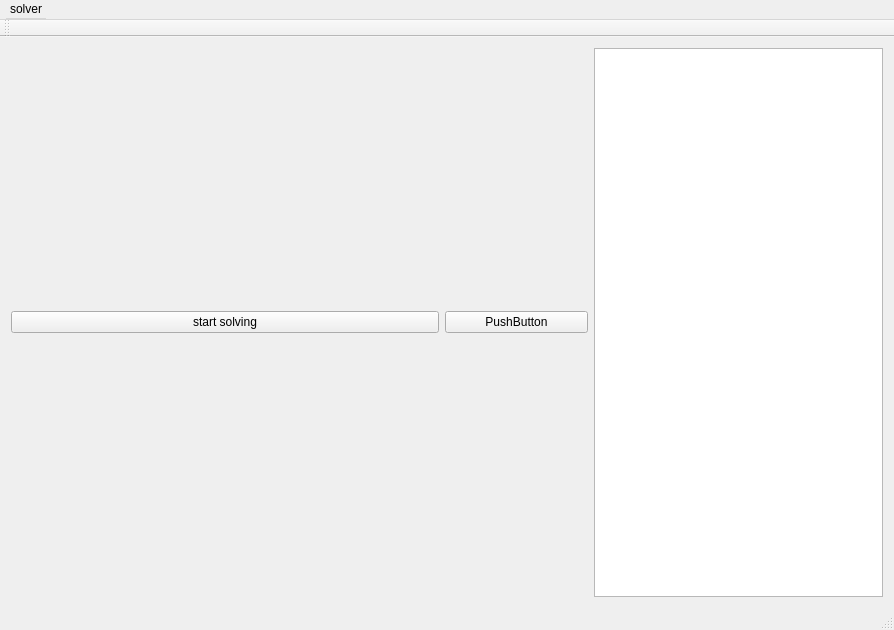
The window that mainwindow.ui (bupticybee/TexasSolver) describes before a commit, drawn with Qt 5.
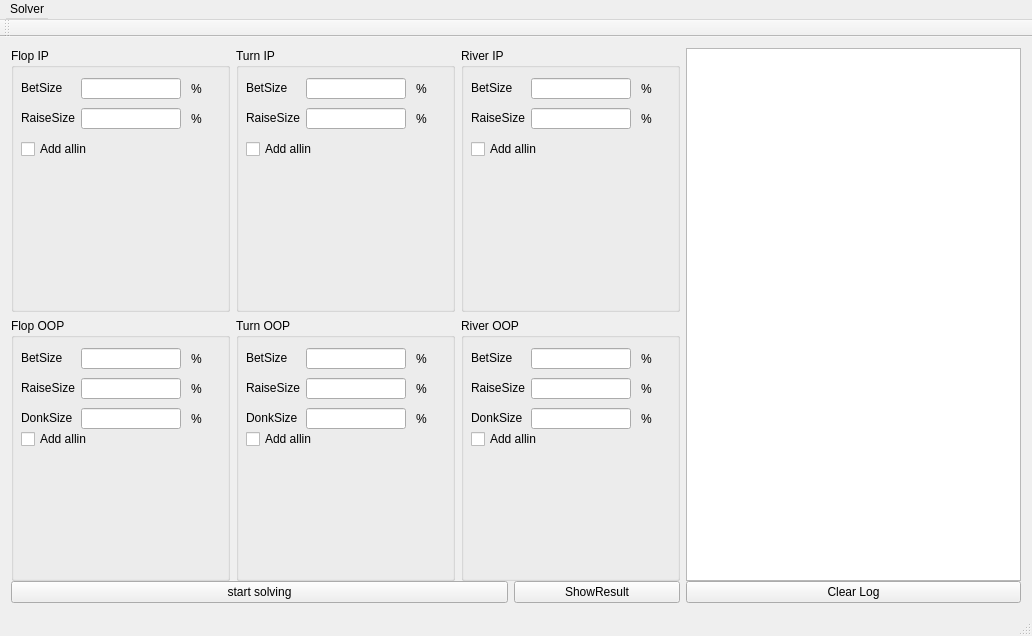
The same window after the commit.

The edit to the form file:
```diff
--- a/mainwindow.ui
+++ b/mainwindow.ui
@@ -6,8 +6,8 @@
    <rect>
     <x>0</x>
     <y>0</y>
-    <width>894</width>
-    <height>630</height>
+    <width>1032</width>
+    <height>636</height>
    </rect>
   </property>
   <property name="windowTitle">
@@ -17,8 +17,731 @@
    <layout class="QHBoxLayout" name="horizontalLayout_2" stretch="4,2">
     <item>
      <layout class="QVBoxLayout" name="inputLayout">
+      <property name="spacing">
+       <number>0</number>
+      </property>
       <item>
-       <layout class="QVBoxLayout" name="inputStaticsLayout"/>
+       <layout class="QVBoxLayout" name="inputStaticsLayout">
+        <item>
+         <layout class="QHBoxLayout" name="horizontalLayout_3">
+          <item>
+           <layout class="QHBoxLayout" name="horizontalLayout_10">
+            <item>
+             <widget class="QGroupBox" name="groupBox">
+              <property name="title">
+               <string>Flop IP</string>
+              </property>
+              <widget class="QLabel" name="flopBetSizeText">
+               <property name="geometry">
+                <rect>
+                 <x>10</x>
+                 <y>30</y>
+                 <width>58</width>
+                 <height>20</height>
+                </rect>
+               </property>
+               <property name="text">
+                <string>BetSize</string>
+               </property>
+              </widget>
+              <widget class="QLineEdit" name="flopIpBets">
+               <property name="geometry">
+                <rect>
+                 <x>70</x>
+                 <y>30</y>
+                 <width>100</width>
+                 <height>21</height>
+                </rect>
+               </property>
+              </widget>
+              <widget class="QLabel" name="flopBetSizeText_2">
+               <property name="geometry">
+                <rect>
+                 <x>180</x>
+                 <y>30</y>
+                 <width>21</width>
+                 <height>21</height>
+                </rect>
+               </property>
+               <property name="text">
+                <string>%</string>
+               </property>
+              </widget>
+              <widget class="QLabel" name="flopBetSizeText_7">
+               <property name="geometry">
+                <rect>
+                 <x>180</x>
+                 <y>60</y>
+                 <width>21</width>
+                 <height>21</height>
+                </rect>
+               </property>
+               <property name="text">
+                <string>%</string>
+               </property>
+              </widget>
+              <widget class="QLineEdit" name="flopIpBets_4">
+               <property name="geometry">
+                <rect>
+                 <x>70</x>
+                 <y>60</y>
+                 <width>100</width>
+                 <height>21</height>
+                </rect>
+               </property>
+               <property name="text">
+                <string/>
+               </property>
+              </widget>
+              <widget class="QLabel" name="flopBetSizeText_8">
+               <property name="geometry">
+                <rect>
+                 <x>10</x>
+                 <y>60</y>
+                 <width>58</width>
+                 <height>20</height>
+                </rect>
+               </property>
+               <property name="text">
+                <string>RaiseSize</string>
+               </property>
+              </widget>
+              <widget class="QCheckBox" name="checkBox">
+               <property name="geometry">
+                <rect>
+                 <x>10</x>
+                 <y>90</y>
+                 <width>86</width>
+                 <height>22</height>
+                </rect>
+               </property>
+               <property name="text">
+                <string>Add allin</string>
+               </property>
+              </widget>
+             </widget>
+            </item>
+           </layout>
+          </item>
+          <item>
+           <layout class="QHBoxLayout" name="horizontalLayout_9">
+            <item>
+             <widget class="QGroupBox" name="groupBox_2">
+              <property name="title">
+               <string>Turn IP</string>
+              </property>
+              <widget class="QLabel" name="flopBetSizeText_4">
+               <property name="geometry">
+                <rect>
+                 <x>10</x>
+                 <y>30</y>
+                 <width>58</width>
+                 <height>20</height>
+                </rect>
+               </property>
+               <property name="text">
+                <string>BetSize</string>
+               </property>
+              </widget>
+              <widget class="QLineEdit" name="flopIpBets_5">
+               <property name="geometry">
+                <rect>
+                 <x>70</x>
+                 <y>60</y>
+                 <width>100</width>
+                 <height>21</height>
+                </rect>
+               </property>
+               <property name="text">
+                <string/>
+               </property>
+              </widget>
+              <widget class="QCheckBox" name="checkBox_2">
+               <property name="geometry">
+                <rect>
+                 <x>10</x>
+                 <y>90</y>
+                 <width>86</width>
+                 <height>22</height>
+                </rect>
+               </property>
+               <property name="text">
+                <string>Add allin</string>
+               </property>
+              </widget>
+              <widget class="QLineEdit" name="flopIpBets_2">
+               <property name="geometry">
+                <rect>
+                 <x>70</x>
+                 <y>30</y>
+                 <width>100</width>
+                 <height>21</height>
+                </rect>
+               </property>
+              </widget>
+              <widget class="QLabel" name="flopBetSizeText_9">
+               <property name="geometry">
+                <rect>
+                 <x>10</x>
+                 <y>60</y>
+                 <width>58</width>
+                 <height>20</height>
+                </rect>
+               </property>
+               <property name="text">
+                <string>RaiseSize</string>
+               </property>
+              </widget>
+              <widget class="QLabel" name="flopBetSizeText_10">
+               <property name="geometry">
+                <rect>
+                 <x>180</x>
+                 <y>60</y>
+                 <width>21</width>
+                 <height>21</height>
+                </rect>
+               </property>
+               <property name="text">
+                <string>%</string>
+               </property>
+              </widget>
+              <widget class="QLabel" name="flopBetSizeText_3">
+               <property name="geometry">
+                <rect>
+                 <x>180</x>
+                 <y>30</y>
+                 <width>21</width>
+                 <height>21</height>
+                </rect>
+               </property>
+               <property name="text">
+                <string>%</string>
+               </property>
+              </widget>
+             </widget>
+            </item>
+           </layout>
+          </item>
+          <item>
+           <layout class="QHBoxLayout" name="horizontalLayout_8">
+            <item>
+             <widget class="QGroupBox" name="groupBox_3">
+              <property name="title">
+               <string>River IP</string>
+              </property>
+              <widget class="QLineEdit" name="flopIpBets_6">
+               <property name="geometry">
+                <rect>
+                 <x>70</x>
+                 <y>60</y>
+                 <width>100</width>
+                 <height>21</height>
+                </rect>
+               </property>
+               <property name="text">
+                <string/>
+               </property>
+              </widget>
+              <widget class="QCheckBox" name="checkBox_3">
+               <property name="geometry">
+                <rect>
+                 <x>10</x>
+                 <y>90</y>
+                 <width>86</width>
+                 <height>22</height>
+                </rect>
+               </property>
+               <property name="text">
+                <string>Add allin</string>
+               </property>
+              </widget>
+              <widget class="QLabel" name="flopBetSizeText_11">
+               <property name="geometry">
+                <rect>
+                 <x>10</x>
+                 <y>60</y>
+                 <width>58</width>
+                 <height>20</height>
+                </rect>
+               </property>
+               <property name="text">
+                <string>RaiseSize</string>
+               </property>
+              </widget>
+              <widget class="QLineEdit" name="flopIpBets_3">
+               <property name="geometry">
+                <rect>
+                 <x>70</x>
+                 <y>30</y>
+                 <width>100</width>
+                 <height>21</height>
+                </rect>
+               </property>
+              </widget>
+              <widget class="QLabel" name="flopBetSizeText_12">
+               <property name="geometry">
+                <rect>
+                 <x>180</x>
+                 <y>60</y>
+                 <width>21</width>
+                 <height>21</height>
+                </rect>
+               </property>
+               <property name="text">
+                <string>%</string>
+               </property>
+              </widget>
+              <widget class="QLabel" name="flopBetSizeText_5">
+               <property name="geometry">
+                <rect>
+                 <x>10</x>
+                 <y>30</y>
+                 <width>58</width>
+                 <height>20</height>
+                </rect>
+               </property>
+               <property name="text">
+                <string>BetSize</string>
+               </property>
+              </widget>
+              <widget class="QLabel" name="flopBetSizeText_6">
+               <property name="geometry">
+                <rect>
+                 <x>180</x>
+                 <y>30</y>
+                 <width>21</width>
+                 <height>21</height>
+                </rect>
+               </property>
+               <property name="text">
+                <string>%</string>
+               </property>
+              </widget>
+             </widget>
+            </item>
+           </layout>
+          </item>
+         </layout>
+        </item>
+        <item>
+         <layout class="QHBoxLayout" name="horizontalLayout_6">
+          <item>
+           <layout class="QHBoxLayout" name="horizontalLayout_13">
+            <item>
+             <widget class="QGroupBox" name="groupBox_4">
+              <property name="title">
+               <string>Flop OOP</string>
+              </property>
+              <widget class="QLineEdit" name="flopIpBets_11">
+               <property name="geometry">
+                <rect>
+                 <x>70</x>
+                 <y>60</y>
+                 <width>100</width>
+                 <height>21</height>
+                </rect>
+               </property>
+               <property name="text">
+                <string/>
+               </property>
+              </widget>
+              <widget class="QCheckBox" name="checkBox_6">
+               <property name="geometry">
+                <rect>
+                 <x>10</x>
+                 <y>110</y>
+                 <width>86</width>
+                 <height>22</height>
+                </rect>
+               </property>
+               <property name="text">
+                <string>Add allin</string>
+               </property>
+              </widget>
+              <widget class="QLabel" name="flopBetSizeText_21">
+               <property name="geometry">
+                <rect>
+                 <x>10</x>
+                 <y>60</y>
+                 <width>58</width>
+                 <height>20</height>
+                </rect>
+               </property>
+               <property name="text">
+                <string>RaiseSize</string>
+               </property>
+              </widget>
+              <widget class="QLineEdit" name="flopIpBets_12">
+               <property name="geometry">
+                <rect>
+                 <x>70</x>
+                 <y>30</y>
+                 <width>100</width>
+                 <height>21</height>
+                </rect>
+               </property>
+              </widget>
+              <widget class="QLabel" name="flopBetSizeText_22">
+               <property name="geometry">
+                <rect>
+                 <x>180</x>
+                 <y>60</y>
+                 <width>21</width>
+                 <height>21</height>
+                </rect>
+               </property>
+               <property name="text">
+                <string>%</string>
+               </property>
+              </widget>
+              <widget class="QLabel" name="flopBetSizeText_23">
+               <property name="geometry">
+                <rect>
+                 <x>10</x>
+                 <y>30</y>
+                 <width>58</width>
+                 <height>20</height>
+                </rect>
+               </property>
+               <property name="text">
+                <string>BetSize</string>
+               </property>
+              </widget>
+              <widget class="QLabel" name="flopBetSizeText_24">
+               <property name="geometry">
+                <rect>
+                 <x>180</x>
+                 <y>30</y>
+                 <width>21</width>
+                 <height>21</height>
+                </rect>
+               </property>
+               <property name="text">
+                <string>%</string>
+               </property>
+              </widget>
+              <widget class="QLabel" name="flopBetSizeText_25">
+               <property name="geometry">
+                <rect>
+                 <x>180</x>
+                 <y>90</y>
+                 <width>21</width>
+                 <height>21</height>
+                </rect>
+               </property>
+               <property name="text">
+                <string>%</string>
+               </property>
+              </widget>
+              <widget class="QLabel" name="flopBetSizeText_26">
+               <property name="geometry">
+                <rect>
+                 <x>10</x>
+                 <y>90</y>
+                 <width>58</width>
+                 <height>20</height>
+                </rect>
+               </property>
+               <property name="text">
+                <string>DonkSize</string>
+               </property>
+              </widget>
+              <widget class="QLineEdit" name="flopIpBets_13">
+               <property name="geometry">
+                <rect>
+                 <x>70</x>
+                 <y>90</y>
+                 <width>100</width>
+                 <height>21</height>
+                </rect>
+               </property>
+               <property name="text">
+                <string/>
+               </property>
+              </widget>
+             </widget>
+            </item>
+           </layout>
+          </item>
+          <item>
+           <layout class="QHBoxLayout" name="horizontalLayout_12">
+            <item>
+             <widget class="QGroupBox" name="groupBox_5">
+              <property name="title">
+               <string>Turn OOP</string>
+              </property>
+              <widget class="QLineEdit" name="flopIpBets_17">
+               <property name="geometry">
+                <rect>
+                 <x>70</x>
+                 <y>60</y>
+                 <width>100</width>
+                 <height>21</height>
+                </rect>
+               </property>
+               <property name="text">
+                <string/>
+               </property>
+              </widget>
+              <widget class="QCheckBox" name="checkBox_8">
+               <property name="geometry">
+                <rect>
+                 <x>10</x>
+                 <y>110</y>
+                 <width>86</width>
+                 <height>22</height>
+                </rect>
+               </property>
+               <property name="text">
+                <string>Add allin</string>
+               </property>
+              </widget>
+              <widget class="QLabel" name="flopBetSizeText_33">
+               <property name="geometry">
+                <rect>
+                 <x>10</x>
+                 <y>60</y>
+                 <width>58</width>
+                 <height>20</height>
+                </rect>
+               </property>
+               <property name="text">
+                <string>RaiseSize</string>
+               </property>
+              </widget>
+              <widget class="QLineEdit" name="flopIpBets_18">
+               <property name="geometry">
+                <rect>
+                 <x>70</x>
+                 <y>30</y>
+                 <width>100</width>
+                 <height>21</height>
+                </rect>
+               </property>
+              </widget>
+              <widget class="QLabel" name="flopBetSizeText_34">
+               <property name="geometry">
+                <rect>
+                 <x>180</x>
+                 <y>60</y>
+                 <width>21</width>
+                 <height>21</height>
+                </rect>
+               </property>
+               <property name="text">
+                <string>%</string>
+               </property>
+              </widget>
+              <widget class="QLabel" name="flopBetSizeText_35">
+               <property name="geometry">
+                <rect>
+                 <x>10</x>
+                 <y>30</y>
+                 <width>58</width>
+                 <height>20</height>
+                </rect>
+               </property>
+               <property name="text">
+                <string>BetSize</string>
+               </property>
+              </widget>
+              <widget class="QLabel" name="flopBetSizeText_36">
+               <property name="geometry">
+                <rect>
+                 <x>180</x>
+                 <y>30</y>
+                 <width>21</width>
+                 <height>21</height>
+                </rect>
+               </property>
+               <property name="text">
+                <string>%</string>
+               </property>
+              </widget>
+              <widget class="QLabel" name="flopBetSizeText_37">
+               <property name="geometry">
+                <rect>
+                 <x>180</x>
+                 <y>90</y>
+                 <width>21</width>
+                 <height>21</height>
+                </rect>
+               </property>
+               <property name="text">
+                <string>%</string>
+               </property>
+              </widget>
+              <widget class="QLabel" name="flopBetSizeText_38">
+               <property name="geometry">
+                <rect>
+                 <x>10</x>
+                 <y>90</y>
+                 <width>58</width>
+                 <height>20</height>
+                </rect>
+               </property>
+               <property name="text">
+                <string>DonkSize</string>
+               </property>
+              </widget>
+              <widget class="QLineEdit" name="flopIpBets_19">
+               <property name="geometry">
+                <rect>
+                 <x>70</x>
+                 <y>90</y>
+                 <width>100</width>
+                 <height>21</height>
+                </rect>
+               </property>
+               <property name="text">
+                <string/>
+               </property>
+              </widget>
+             </widget>
+            </item>
+           </layout>
+          </item>
+          <item>
+           <layout class="QHBoxLayout" name="horizontalLayout_11">
+            <item>
+             <widget class="QGroupBox" name="groupBox_6">
+              <property name="title">
+               <string>River OOP</string>
+              </property>
+              <widget class="QLineEdit" name="flopIpBets_20">
+               <property name="geometry">
+                <rect>
+                 <x>70</x>
+                 <y>60</y>
+                 <width>100</width>
+                 <height>21</height>
+                </rect>
+               </property>
+               <property name="text">
+                <string/>
+               </property>
+              </widget>
+              <widget class="QCheckBox" name="checkBox_9">
+               <property name="geometry">
+                <rect>
+                 <x>10</x>
+                 <y>110</y>
+                 <width>86</width>
+                 <height>22</height>
+                </rect>
+               </property>
+               <property name="text">
+                <string>Add allin</string>
+               </property>
+              </widget>
+              <widget class="QLabel" name="flopBetSizeText_39">
+               <property name="geometry">
+                <rect>
+                 <x>10</x>
+                 <y>60</y>
+                 <width>58</width>
+                 <height>20</height>
+                </rect>
+               </property>
+               <property name="text">
+                <string>RaiseSize</string>
+               </property>
+              </widget>
+              <widget class="QLineEdit" name="flopIpBets_21">
+               <property name="geometry">
+                <rect>
+                 <x>70</x>
+                 <y>30</y>
+                 <width>100</width>
+                 <height>21</height>
+                </rect>
+               </property>
+              </widget>
+              <widget class="QLabel" name="flopBetSizeText_40">
+               <property name="geometry">
+                <rect>
+                 <x>180</x>
+                 <y>60</y>
+                 <width>21</width>
+                 <height>21</height>
+                </rect>
+               </property>
+               <property name="text">
+                <string>%</string>
+               </property>
+              </widget>
+              <widget class="QLabel" name="flopBetSizeText_41">
+               <property name="geometry">
+                <rect>
+                 <x>10</x>
+                 <y>30</y>
+                 <width>58</width>
+                 <height>20</height>
+                </rect>
+               </property>
+               <property name="text">
+                <string>BetSize</string>
+               </property>
+              </widget>
+              <widget class="QLabel" name="flopBetSizeText_42">
+               <property name="geometry">
+                <rect>
+                 <x>180</x>
+                 <y>30</y>
+                 <width>21</width>
+                 <height>21</height>
+                </rect>
+               </property>
+               <property name="text">
+                <string>%</string>
+               </property>
+              </widget>
+              <widget class="QLabel" name="flopBetSizeText_43">
+               <property name="geometry">
+                <rect>
+                 <x>180</x>
+                 <y>90</y>
+                 <width>21</width>
+                 <height>21</height>
+                </rect>
+               </property>
+               <property name="text">
+                <string>%</string>
+               </property>
+              </widget>
+              <widget class="QLabel" name="flopBetSizeText_44">
+               <property name="geometry">
+                <rect>
+                 <x>10</x>
+                 <y>90</y>
+                 <width>58</width>
+                 <height>20</height>
+                </rect>
+               </property>
+               <property name="text">
+                <string>DonkSize</string>
+               </property>
+              </widget>
+              <widget class="QLineEdit" name="flopIpBets_22">
+               <property name="geometry">
+                <rect>
+                 <x>70</x>
+                 <y>90</y>
+                 <width>100</width>
+                 <height>21</height>
+                </rect>
+               </property>
+               <property name="text">
+                <string/>
+               </property>
+              </widget>
+             </widget>
+            </item>
+           </layout>
+          </item>
+         </layout>
+        </item>
+       </layout>
       </item>
       <item>
        <layout class="QVBoxLayout" name="verticalLayout_3">
@@ -34,7 +757,7 @@
           <item>
            <widget class="QPushButton" name="pushButton">
             <property name="text">
-             <string>PushButton</string>
+             <string>ShowResult</string>
             </property>
            </widget>
           </item>
@@ -46,9 +769,19 @@
     </item>
     <item>
      <layout class="QVBoxLayout" name="infoLayout">
+      <property name="spacing">
+       <number>0</number>
+      </property>
       <item>
        <widget class="QTextEdit" name="logOutput"/>
       </item>
+      <item>
+       <widget class="QPushButton" name="clearLogButtom">
+        <property name="text">
+         <string>Clear Log</string>
+        </property>
+       </widget>
+      </item>
      </layout>
     </item>
    </layout>
@@ -58,7 +791,7 @@
     <rect>
      <x>0</x>
      <y>0</y>
-     <width>894</width>
+     <width>1032</width>
      <height>24</height>
     </rect>
    </property>
@@ -73,7 +806,7 @@
    </property>
    <widget class="QMenu" name="menusolver">
     <property name="title">
-     <string>solver</string>
+     <string>Solver</string>
     </property>
     <addaction name="actionabout"/>
     <addaction name="actionversion"/>
```
Left out of the diff: 36 changed lines with no effect on the pictures.
